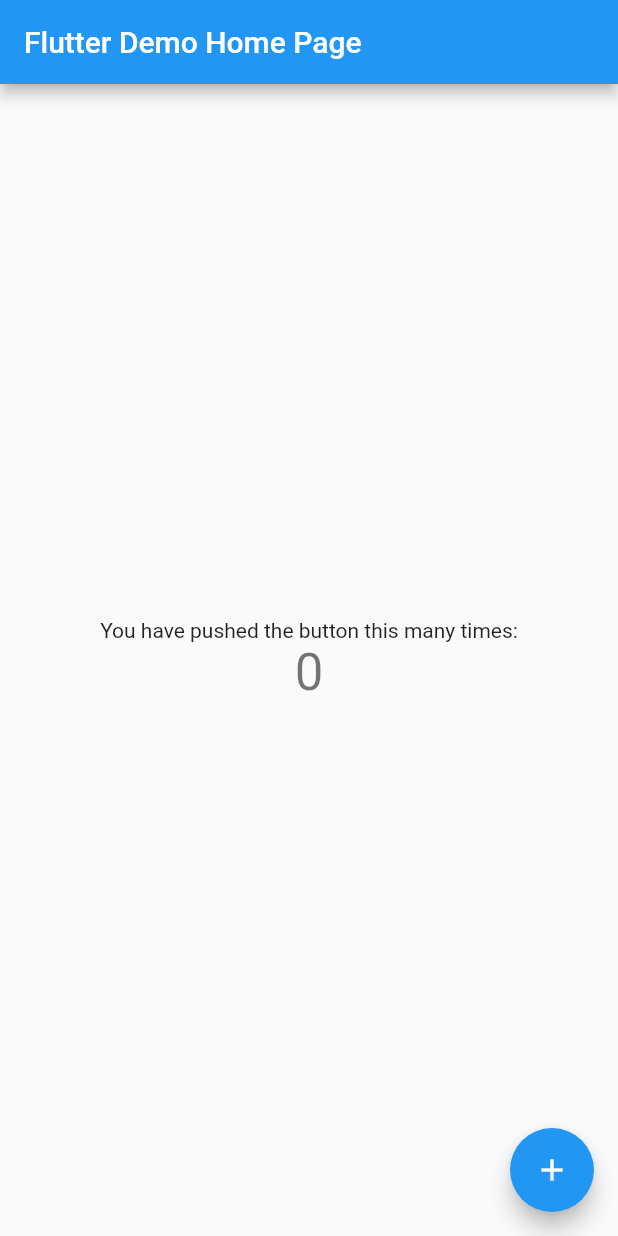
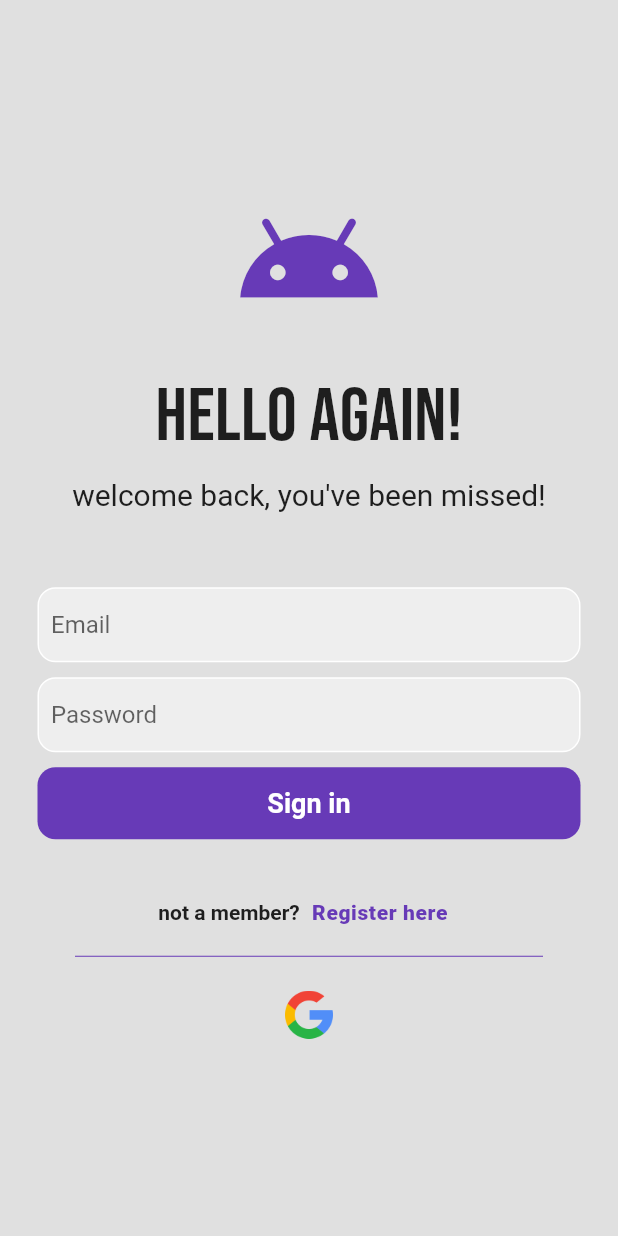
Before and after one commit to patelmeet301199/quiz, a Flutter app: the screen it shows after launch, on a phone screen of 412 x 824 dp. Run offline on Flutter 3.47's test engine with Material 2 defaults, Android fonts, the phone set to English and light mode, and no system bars; Roboto replaces fonts that are missing (San Francisco).

Commit message:
LOGIN Screen updated!

```diff
--- /dev/null
+++ b/l10n.yaml
@@ -0,0 +1,3 @@
+arb-dir: lib/l10n
+template-arb-file: app_en.arb
+output-localization-file: app_localizations.dart
--- /dev/null
+++ b/lib/l10n/app_en.arb
@@ -0,0 +1,6 @@
+{
+    "helloWorld": "Hello World!",
+    "@helloWorld": {
+      "description": "The conventional newborn programmer greeting"
+    }
+}
--- a/lib/main.dart
+++ b/lib/main.dart
@@ -1,4 +1,5 @@
 import 'package:flutter/material.dart';
+import 'package:quiz/screens/login.dart';
 
 void main() {
   runApp(const MyApp());
@@ -22,94 +23,10 @@ class MyApp extends StatelessWidget {
         // or simply save your changes to "hot reload" in a Flutter IDE).
         // Notice that the counter didn't reset back to zero; the application
         // is not restarted.
-        primarySwatch: Colors.blue,
+        primarySwatch: Colors.deepPurple,
+        fontFamily: 'San Francisco',
       ),
-      home: const MyHomePage(title: 'Flutter Demo Home Page'),
+      home: LoginPage(),
     );
   }
 }
-
-class MyHomePage extends StatefulWidget {
-  const MyHomePage({Key? key, required this.title}) : super(key: key);
-
-  // This widget is the home page of your application. It is stateful, meaning
-  // that it has a State object (defined below) that contains fields that affect
-  // how it looks.
-
-  // This class is the configuration for the state. It holds the values (in this
-  // case the title) provided by the parent (in this case the App widget) and
-  // used by the build method of the State. Fields in a Widget subclass are
-  // always marked "final".
-
-  final String title;
-
-  @override
-  State<MyHomePage> createState() => _MyHomePageState();
-}
-
-class _MyHomePageState extends State<MyHomePage> {
-  int _counter = 0;
-
-  void _incrementCounter() {
-    setState(() {
-      // This call to setState tells the Flutter framework that something has
-      // changed in this State, which causes it to rerun the build method below
-      // so that the display can reflect the updated values. If we changed
-      // _counter without calling setState(), then the build method would not be
-      // called again, and so nothing would appear to happen.
-      _counter++;
-    });
-  }
-
-  @override
-  Widget build(BuildContext context) {
-    // This method is rerun every time setState is called, for instance as done
-    // by the _incrementCounter method above.
-    //
-    // The Flutter framework has been optimized to make rerunning build methods
-    // fast, so that you can just rebuild anything that needs updating rather
-    // than having to individually change instances of widgets.
-    return Scaffold(
-      appBar: AppBar(
-        // Here we take the value from the MyHomePage object that was created by
-        // the App.build method, and use it to set our appbar title.
-        title: Text(widget.title),
-      ),
-      body: Center(
-        // Center is a layout widget. It takes a single child and positions it
-        // in the middle of the parent.
-        child: Column(
-          // Column is also a layout widget. It takes a list of children and
-          // arranges them vertically. By default, it sizes itself to fit its
-          // children horizontally, and tries to be as tall as its parent.
-          //
-          // Invoke "debug painting" (press "p" in the console, choose the
-          // "Toggle Debug Paint" action from the Flutter Inspector in Android
-          // Studio, or the "Toggle Debug Paint" command in Visual Studio Code)
-          // to see the wireframe for each widget.
-          //
-          // Column has various properties to control how it sizes itself and
-          // how it positions its children. Here we use mainAxisAlignment to
-          // center the children vertically; the main axis here is the vertical
-          // axis because Columns are vertical (the cross axis would be
-          // horizontal).
-          mainAxisAlignment: MainAxisAlignment.center,
-          children: <Widget>[
-            const Text(
-              'You have pushed the button this many times:',
-            ),
-            Text(
-              '$_counter',
-              style: Theme.of(context).textTheme.headline4,
-            ),
-          ],
-        ),
-      ),
-      floatingActionButton: FloatingActionButton(
-        onPressed: _incrementCounter,
-        tooltip: 'Increment',
-        child: const Icon(Icons.add),
-      ), // This trailing comma makes auto-formatting nicer for build methods.
-    );
-  }
-}
--- /dev/null
+++ b/lib/screens/login.dart
@@ -0,0 +1,182 @@
+// ignore_for_file: prefer_const_literals_to_create_immutables
+
+import 'package:flutter/material.dart';
+import 'package:flutter/src/foundation/key.dart';
+import 'package:flutter/src/widgets/framework.dart';
+
+class LoginPage extends StatefulWidget {
+  const LoginPage({Key? key}) : super(key: key);
+
+  @override
+  State<LoginPage> createState() => _LoginPageState();
+}
+
+class _LoginPageState extends State<LoginPage> {
+  @override
+  Widget build(BuildContext context) {
+    return Scaffold(
+      backgroundColor: Colors.grey.shade300,
+      body: SafeArea(
+        child: Center(
+          child: Column(
+            mainAxisAlignment: MainAxisAlignment.center,
+            children: [
+              Icon(
+                Icons.android,
+                size: 100.0,
+                color: Colors.deepPurple,
+              ),
+              SizedBox(
+                height: 25.0,
+              ),
+              // Hello Again
+              Text(
+                "Hello Again!",
+                style: TextStyle(
+                  fontFamily: 'BebasNeue',
+                  fontSize: 50.0,
+                  letterSpacing: 0.2,
+                ),
+              ),
+              SizedBox(
+                height: 10.0,
+              ),
+              Text(
+                "welcome back, you've been missed!",
+                style: TextStyle(
+                  fontSize: 20.0,
+                ),
+              ),
+              SizedBox(
+                height: 50.0,
+              ),
+              // email textfield
+              Padding(
+                padding: const EdgeInsets.symmetric(horizontal: 25.0),
+                child: Container(
+                  decoration: BoxDecoration(
+                    color: Colors.grey.shade200,
+                    border: Border.all(color: Colors.white),
+                    borderRadius: BorderRadius.circular(12.0),
+                  ),
+                  child: const Padding(
+                    padding: EdgeInsets.only(
+                      left: 8.0,
+                    ),
+                    child: TextField(
+                      decoration: InputDecoration(
+                        border: InputBorder.none,
+                        hintText: 'Email',
+                      ),
+                    ),
+                  ),
+                ),
+              ),
+              SizedBox(
+                height: 10.0,
+              ),
+              //password textfield
+              Padding(
+                padding: const EdgeInsets.symmetric(horizontal: 25.0),
+                child: Container(
+                  decoration: BoxDecoration(
+                    color: Colors.grey.shade200,
+                    border: Border.all(color: Colors.white),
+                    borderRadius: BorderRadius.circular(12.0),
+                  ),
+                  child: const Padding(
+                    padding: EdgeInsets.only(
+                      left: 8.0,
+                    ),
+                    child: TextField(
+                      obscureText: true,
+                      decoration: InputDecoration(
+                        border: InputBorder.none,
+                        hintText: 'Password',
+                      ),
+                    ),
+                  ),
+                ),
+              ),
+              SizedBox(
+                height: 10.0,
+              ),
+              //signin button
+              Padding(
+                padding: const EdgeInsets.symmetric(horizontal: 25.0),
+                child: Container(
+                  padding: const EdgeInsets.all(0.0),
+                  decoration: BoxDecoration(
+                    color: Colors.deepPurple,
+                    borderRadius: BorderRadius.circular(12.0),
+                  ),
+                  child: Center(
+                    child: TextButton(
+                      onPressed: () {
+                        print("sign in pressed!");
+                      },
+                      child: Text(
+                        "Sign in",
+                        style: TextStyle(
+                          fontWeight: FontWeight.w700,
+                          fontSize: 18.0,
+                          color: Colors.white,
+                        ),
+                      ),
+                    ),
+                  ),
+                ),
+              ),
+              SizedBox(
+                height: 25.0,
+              ),
+              //not a member
+              Row(
+                mainAxisAlignment: MainAxisAlignment.center,
+                children: [
+                  Text(
+                    "not a member?",
+                    style: TextStyle(
+                      fontWeight: FontWeight.bold,
+                    ),
+                  ),
+                  TextButton(
+                    onPressed: () {
+                      print("register here pressed!");
+                    },
+                    child: Text(
+                      "Register here",
+                      style: TextStyle(
+                        color: Colors.deepPurple,
+                        fontWeight: FontWeight.w900,
+                        letterSpacing: 0.4,
+                      ),
+                    ),
+                  )
+                ],
+              ),
+              Padding(
+                padding: const EdgeInsets.symmetric(horizontal: 50.0),
+                child: Divider(
+                  height: 10.0,
+                  color: Colors.deepPurple,
+                ),
+              ),
+              SizedBox(
+                height: 10.0,
+              ),
+              IconButton(
+                highlightColor: Colors.white,
+                splashColor: Colors.white,
+                splashRadius: 20.0,
+                icon: Image.asset('lib/utils/icons/search.png'),
+                iconSize: 30,
+                onPressed: () {},
+              )
+            ],
+          ),
+        ),
+      ),
+    );
+  }
+}
```
Also changed, not shown: pubspec.yaml (+17 -9 lines), lib/utils/fonts/BebasNeue-Regular.ttf (added), lib/utils/fonts/SanFrancisco-Bold.otf (added), lib/utils/fonts/SanFrancisco-Regular.otf (added), lib/utils/fonts/SanFrancisco-Semibold.otf (added), lib/utils/icons/search.png (added), pubspec.lock.
